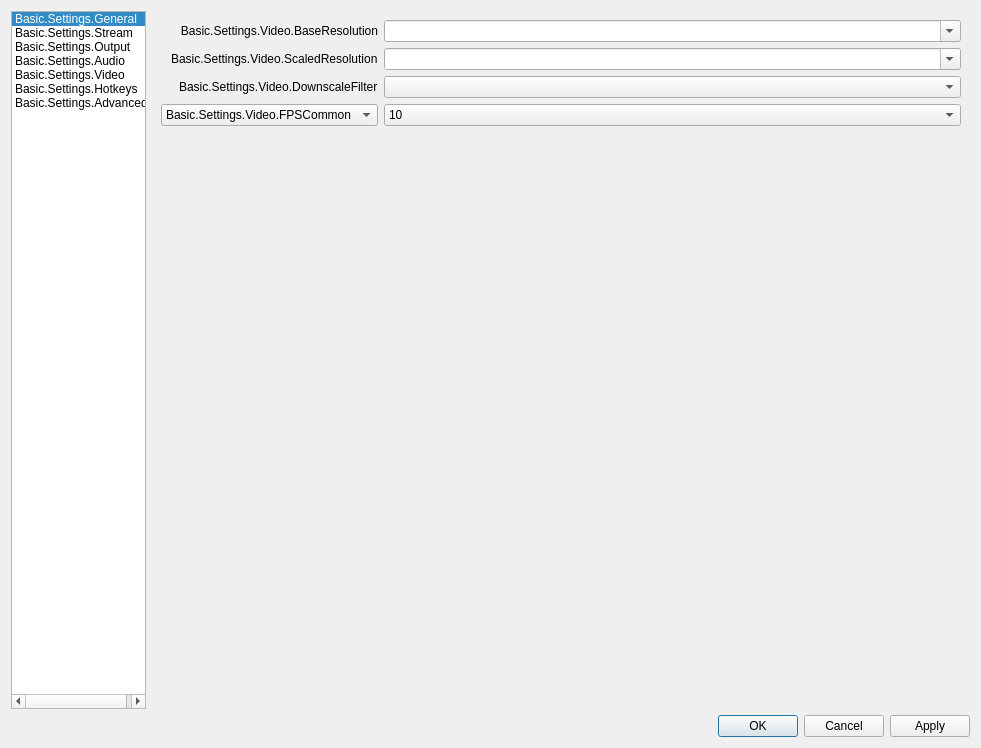
obsproject/obs-studio, file UI/forms/OBSBasicSettings.ui: the form before one commit.
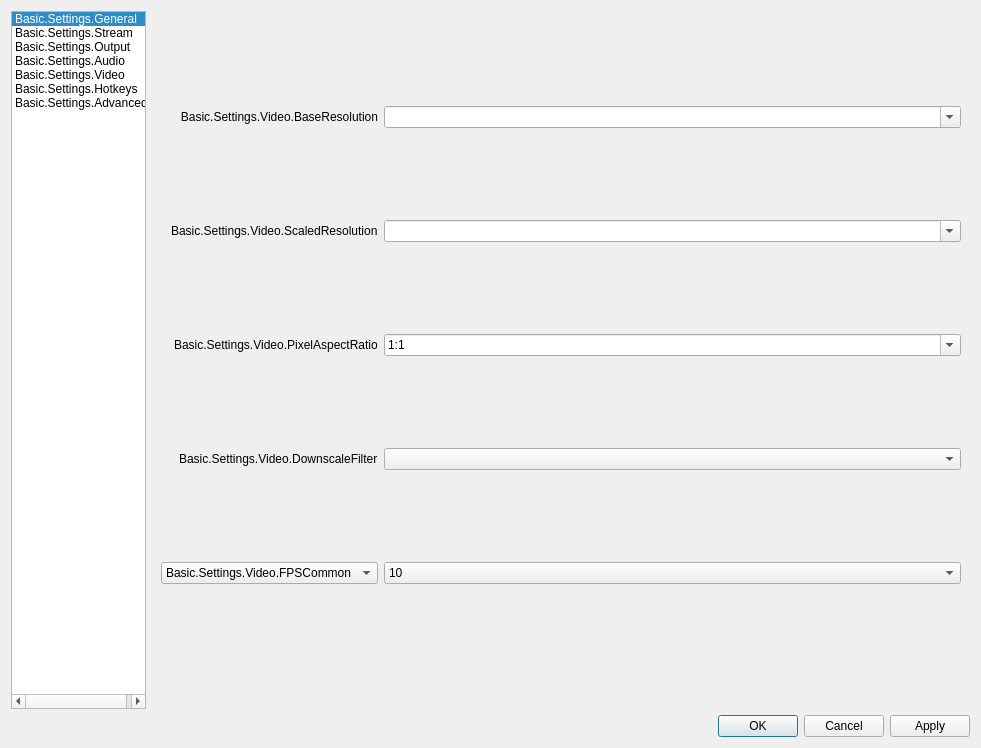
The form after the commit. The open tabs and pages were chosen to show the change. Icons and pictures are not drawn.

Commit message: UI: Add pixel aspect ratio settings

```diff
--- a/UI/forms/OBSBasicSettings.ui
+++ b/UI/forms/OBSBasicSettings.ui
@@ -3216,6 +3216,59 @@
           </widget>
          </item>
          <item row="2" column="0">
+          <widget class="QLabel" name="label_101">
+           <property name="text">
+            <string>Basic.Settings.Video.PixelAspectRatio</string>
+           </property>
+           <property name="buddy">
+            <cstring>pixelAspectRatio</cstring>
+           </property>
+          </widget>
+         </item>
+         <item row="2" column="1">
+          <widget class="QComboBox" name="pixelAspectRatio">
+           <property name="editable">
+            <bool>true</bool>
+           </property>
+           <property name="currentText">
+            <string notr="true">1:1</string>
+           </property>
+           <property name="currentIndex">
+            <number>0</number>
+           </property>
+           <item>
+            <property name="text">
+             <string notr="true">1:1</string>
+            </property>
+           </item>
+           <item>
+            <property name="text">
+             <string notr="true">4:3</string>
+            </property>
+           </item>
+           <item>
+            <property name="text">
+             <string notr="true">8:9</string>
+            </property>
+           </item>
+           <item>
+            <property name="text">
+             <string notr="true">10:11</string>
+            </property>
+           </item>
+           <item>
+            <property name="text">
+             <string notr="true">32:27</string>
+            </property>
+           </item>
+           <item>
+            <property name="text">
+             <string notr="true">40:33</string>
+            </property>
+           </item>
+          </widget>
+         </item>
+         <item row="3" column="0">
           <widget class="QLabel" name="label_11">
            <property name="text">
             <string>Basic.Settings.Video.DownscaleFilter</string>
@@ -3225,14 +3278,14 @@
            </property>
           </widget>
          </item>
-         <item row="2" column="1">
+         <item row="3" column="1">
           <widget class="QComboBox" name="downscaleFilter">
            <property name="enabled">
             <bool>true</bool>
            </property>
           </widget>
          </item>
-         <item row="3" column="0">
+         <item row="4" column="0">
           <widget class="QComboBox" name="fpsType">
            <property name="sizePolicy">
             <sizepolicy hsizetype="Expanding" vsizetype="Fixed">
@@ -3263,7 +3316,7 @@
            </item>
           </widget>
          </item>
-         <item row="3" column="1">
+         <item row="4" column="1">
           <widget class="QStackedWidget" name="fpsTypes">
            <property name="currentIndex">
             <number>0</number>
```
The commit also changes 3 other files.
